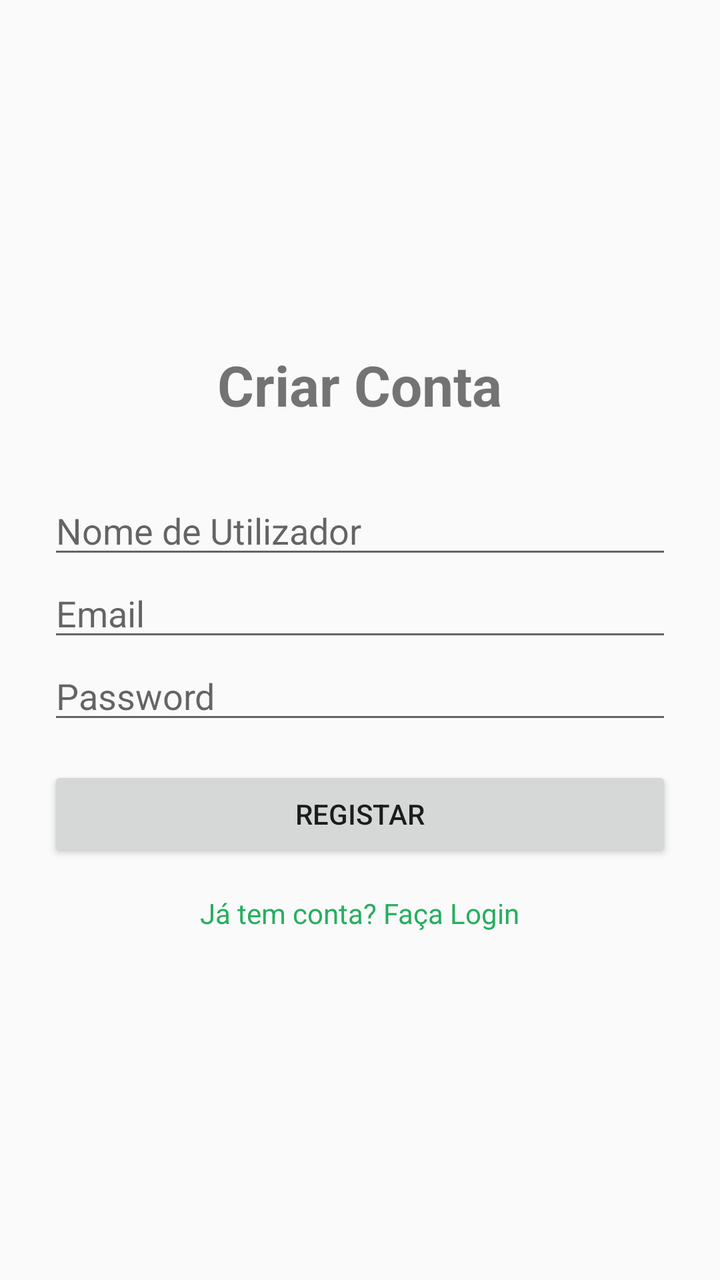
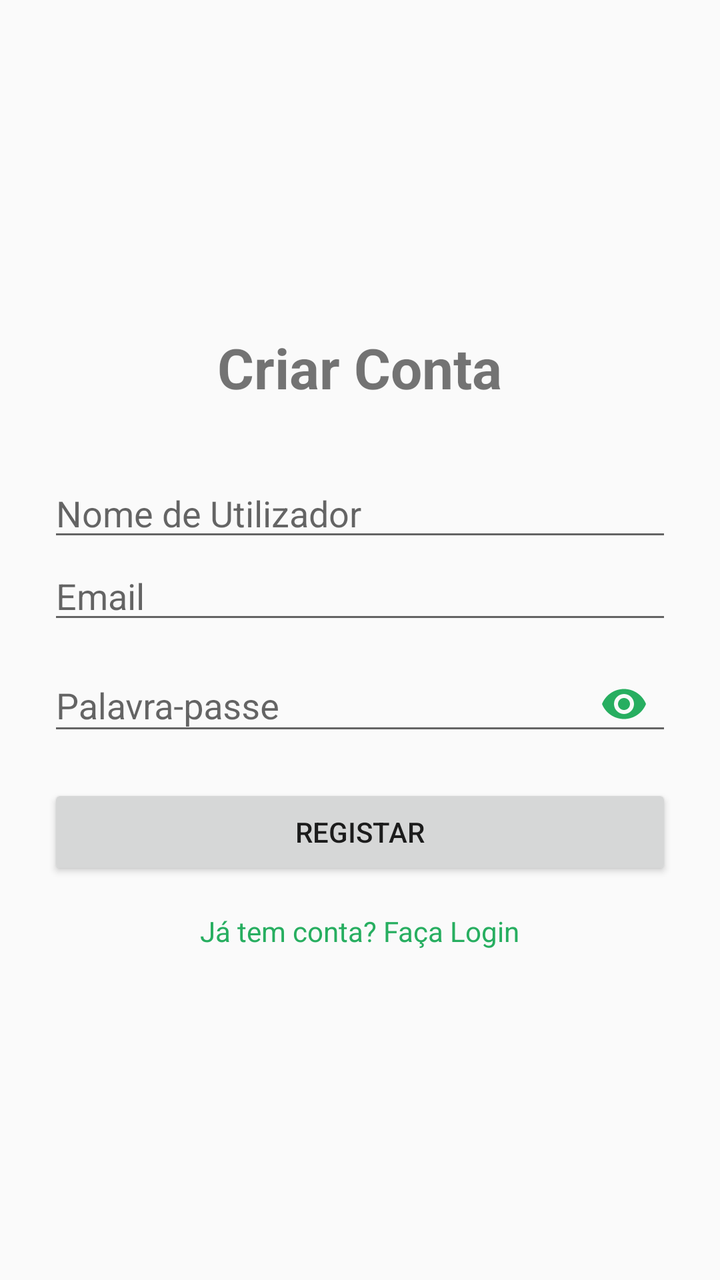

Before-and-after screenshots of an Android layout around one commit, followed by the original layout XML and the change that was made.
<!-- AndroidManifest.xml: application theme Theme.AppCompat.Light.NoActionBar -->
<!-- res/layout/activity_register.xml -->
<LinearLayout xmlns:android="http://schemas.android.com/apk/res/android"
    android:layout_width="match_parent"
    android:layout_height="match_parent"
    android:orientation="vertical"
    android:padding="24dp"
    android:gravity="center">

    <TextView
        android:layout_width="wrap_content"
        android:layout_height="wrap_content"
        android:text="Criar Conta"
        android:textSize="28sp"
        android:textStyle="bold"
        android:layout_marginBottom="32dp"/>

    <EditText
        android:id="@+id/etRegName"
        android:layout_width="match_parent"
        android:layout_height="wrap_content"
        android:hint="Nome de Utilizador"
        android:inputType="textPersonName"/>

    <EditText
        android:id="@+id/etRegEmail"
        android:layout_width="match_parent"
        android:layout_height="wrap_content"
        android:hint="Email"
        android:inputType="textEmailAddress"/>

    <EditText
        android:id="@+id/etRegPassword"
        android:layout_width="match_parent"
        android:layout_height="wrap_content"
        android:hint="Password"
        android:inputType="textPassword"/>

    <Button
        android:id="@+id/btnDoRegister"
        android:layout_width="match_parent"
        android:layout_height="wrap_content"
        android:text="Registar"
        android:layout_marginTop="16dp"/>

    <TextView
        android:id="@+id/tvBackToLogin"
        android:layout_width="wrap_content"
        android:layout_height="wrap_content"
        android:text="Já tem conta? Faça Login"
        android:textColor="#27AE60"
        android:layout_marginTop="16dp"/>
</LinearLayout>
<!-- resources referenced by this layout -->
<resources>

</resources>

<!-- the commit's change to res/layout/activity_register.xml (unified diff, before → after) -->
@@ -1,4 +1,5 @@
 <LinearLayout xmlns:android="http://schemas.android.com/apk/res/android"
+    xmlns:app="http://schemas.android.com/apk/res-auto"
     android:layout_width="match_parent"
     android:layout_height="match_parent"
     android:orientation="vertical"
@@ -27,12 +28,20 @@
         android:hint="Email"
         android:inputType="textEmailAddress"/>
 
-    <EditText
-        android:id="@+id/etRegPassword"
+    <com.google.android.material.textfield.TextInputLayout
         android:layout_width="match_parent"
         android:layout_height="wrap_content"
-        android:hint="Password"
-        android:inputType="textPassword"/>
+        app:passwordToggleEnabled="true"
+        app:passwordToggleTint="#27AE60"
+        android:hint="Palavra-passe">
+
+        <com.google.android.material.textfield.TextInputEditText
+            android:id="@+id/etRegPassword"
+            android:layout_width="match_parent"
+            android:layout_height="wrap_content"
+            android:inputType="textPassword" />
+
+    </com.google.android.material.textfield.TextInputLayout>
 
     <Button
         android:id="@+id/btnDoRegister"
